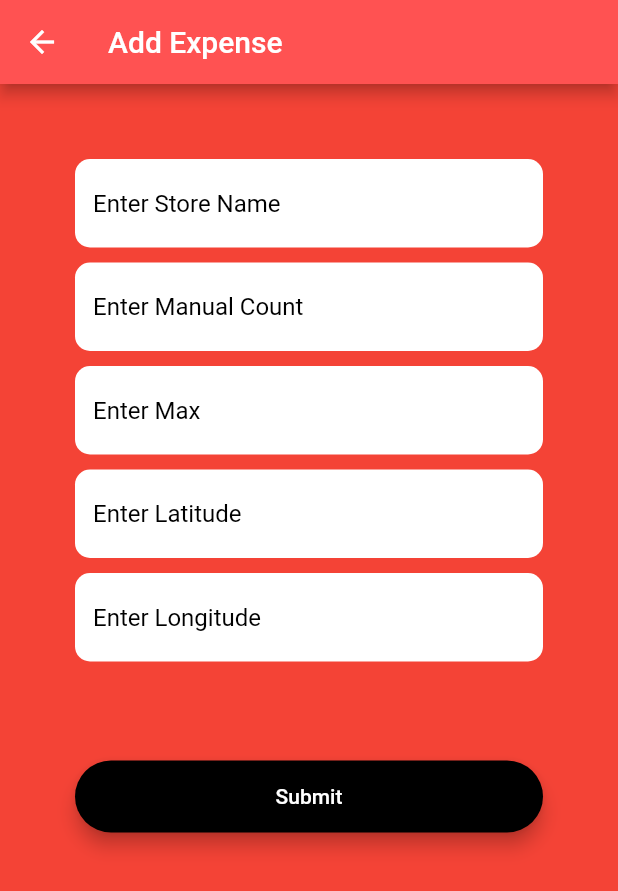
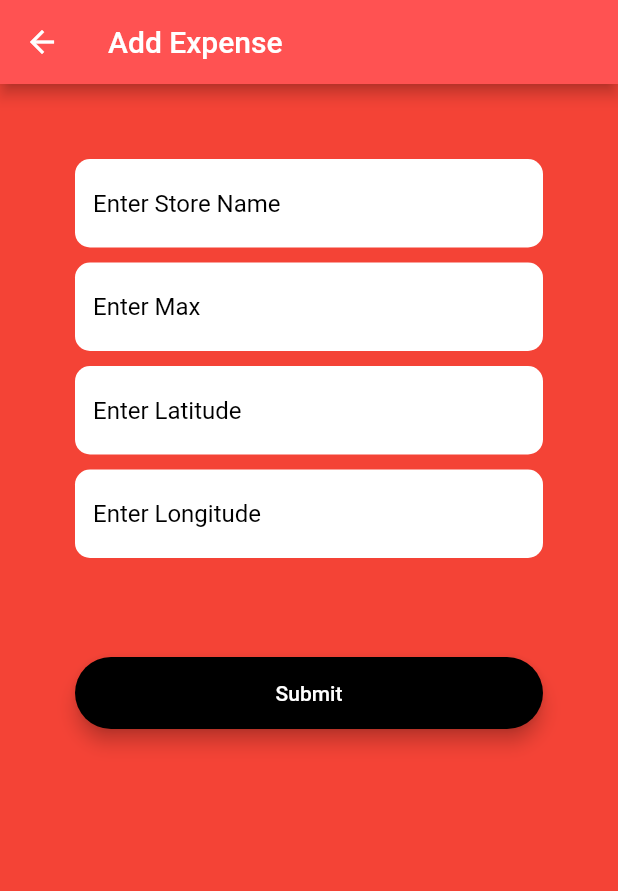
Before and after one commit to Nayalash/Crowdlytics-App, a Flutter app: the ProfileScreen screen opened by its route, on a phone screen of 412 x 824 dp. Shown: the top 891 px of the screen. Run offline on Flutter 3.47's test engine with Material 2 defaults, Android fonts, the phone set to English and light mode, and no system bars; our stand-ins replace animated_text_kit, google_sign_in.

Commit message:
remove count field

```diff
--- a/lib/screens/app/profile_screen.dart
+++ b/lib/screens/app/profile_screen.dart
@@ -43,22 +43,6 @@ class _ProfileScreenState extends State<ProfileScreen> {
 
                   onChanged: (value) {
                     //expense = value;
-                  },
-                ),
-
-                SizedBox(
-                  height: 10,
-                ),
-
-                TextField(
-                  style: TextStyle(
-                    color: Colors.white,
-                  ),
-
-                  decoration: kCOUNT,
-
-                  onChanged: (value) {
-                    //price = double.parse(value);
                   },
                 ),
 
--- a/lib/utils/styles.dart
+++ b/lib/utils/styles.dart
@@ -27,21 +27,6 @@ const kSTORENAME = InputDecoration(
   filled: true,
   fillColor: Colors.white,
   hintText: 'Enter Store Name',
-  hintStyle: TextStyle(
-    color: Colors.black,
-  ),
-  border: OutlineInputBorder(
-    borderRadius: BorderRadius.all(
-      Radius.circular(10.0),
-    ),
-    borderSide: BorderSide.none,
-  ),
-);
-
-const kCOUNT = InputDecoration(
-  filled: true,
-  fillColor: Colors.white,
-  hintText: 'Enter Manual Count',
   hintStyle: TextStyle(
     color: Colors.black,
   ),
```
